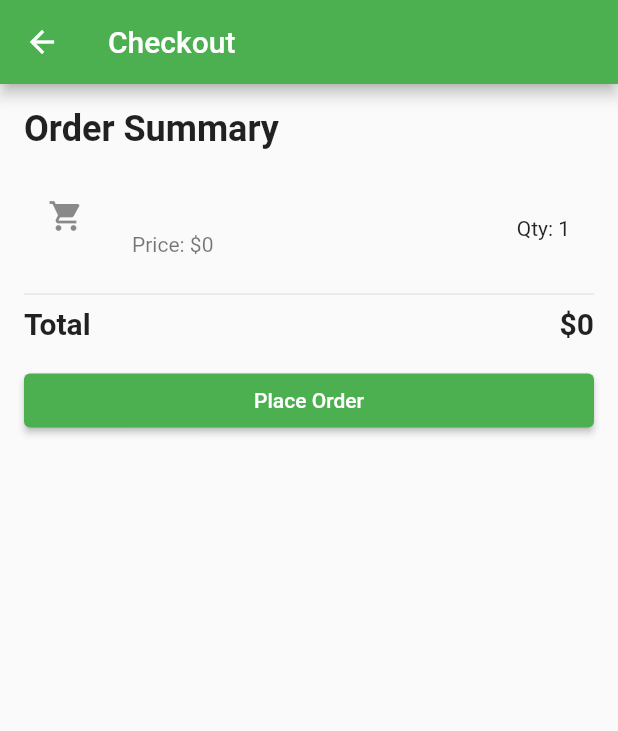
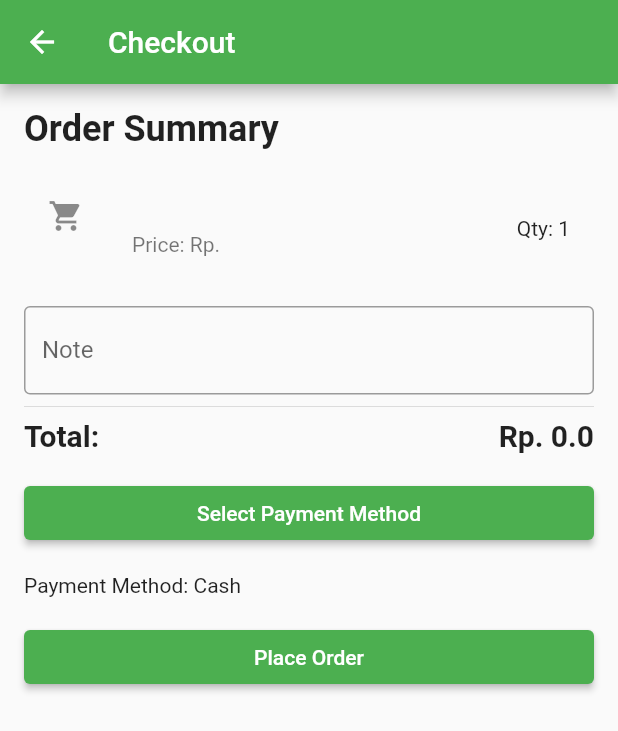
Before and after one commit to WarungSabeb/gojek, a Flutter app: the CheckoutPage screen opened directly, on a phone screen of 412 x 824 dp. Shown: the top 731 px of the screen. Run offline on Flutter 3.47's test engine with Material 2 defaults, Android fonts, the phone set to English and light mode, and no system bars; our stand-ins replace flutter_svg; statements that could not run were skipped.

Commit message:
Update checkout.dart

```diff
--- a/lib/main_screen/checkout.dart
+++ b/lib/main_screen/checkout.dart
@@ -1,6 +1,6 @@
 import 'package:flutter/material.dart';
 
-class CheckoutPage extends StatelessWidget {
+class CheckoutPage extends StatefulWidget {
   final String foodName;
   final String foodPrice;
   final int quantity;
@@ -12,11 +12,76 @@ class CheckoutPage extends StatelessWidget {
   });
 
   @override
+  _CheckoutPageState createState() => _CheckoutPageState();
+}
+
+class _CheckoutPageState extends State<CheckoutPage> {
+  double totalPrice = 0.0;
+  TextEditingController noteController = TextEditingController();
+  String paymentMethod = 'Cash';
+
+  @override
+  void initState() {
+    super.initState();
+    calculateTotalPrice();
+  }
+
+  void calculateTotalPrice() {
+    double price = double.parse(widget.foodPrice);
+    totalPrice = price * widget.quantity;
+  }
+
+  void showPaymentDialog(BuildContext context) {
+    showDialog(
+      context: context,
+      builder: (BuildContext context) {
+        return AlertDialog(
+          title: Text('Payment Method'),
+          content: Column(
+            mainAxisSize: MainAxisSize.min,
+            children: [
+              RadioListTile(
+                title: Text('Cash'),
+                value: 'Cash',
+                groupValue: paymentMethod,
+                onChanged: (value) {
+                  setState(() {
+                    paymentMethod = value.toString();
+                  });
+                  Navigator.pop(context);
+                },
+              ),
+              RadioListTile(
+                title: Text('Credit Card'),
+                value: 'Credit Card',
+                groupValue: paymentMethod,
+                onChanged: (value) {
+                  setState(() {
+                    paymentMethod = value.toString();
+                  });
+                  Navigator.pop(context);
+                },
+              ),
+              RadioListTile(
+                title: Text('Bank Transfer'),
+                value: 'Bank Transfer',
+                groupValue: paymentMethod,
+                onChanged: (value) {
+                  setState(() {
+                    paymentMethod = value.toString();
+                  });
+                  Navigator.pop(context);
+                },
+              ),
+            ],
+          ),
+        );
+      },
+    );
+  }
+
+  @override
   Widget build(BuildContext context) {
-    int totalPrice = int.tryParse(foodPrice) ?? 0;
-    int itemQuantity = quantity ;
-    int subtotal = totalPrice * itemQuantity;
-
     return Scaffold(
       appBar: AppBar(
         title: Text('Checkout'),
@@ -33,28 +98,52 @@ class CheckoutPage extends StatelessWidget {
             SizedBox(height: 16.0),
             ListTile(
               leading: Icon(Icons.shopping_cart),
-              title: Text(foodName),
-              subtitle: Text('Price: \$${totalPrice * itemQuantity}'),
-              trailing: Text('Qty: $itemQuantity'),
+              title: Text(widget.foodName),
+              subtitle: Text('Price: Rp. ${widget.foodPrice}'),
+              trailing: Text('Qty: ${widget.quantity}'),
             ),
+            SizedBox(height: 16.0),
+            TextField(
+              controller: noteController,
+              decoration: InputDecoration(
+                labelText: 'Note',
+                border: OutlineInputBorder(),
+              ),
+            ),
+
             Divider(),
             Row(
               mainAxisAlignment: MainAxisAlignment.spaceBetween,
               children: [
                 Text(
-                  'Total',
+                  'Total:',
                   style: TextStyle(fontSize: 20, fontWeight: FontWeight.bold),
                 ),
                 Text(
-                  '\$${subtotal}',
+                  'Rp. $totalPrice',
                   style: TextStyle(fontSize: 20, fontWeight: FontWeight.bold),
                 ),
               ],
             ),
+
             SizedBox(height: 16.0),
             ElevatedButton(
               onPressed: () {
-                // Logic for placing the order
+                showPaymentDialog(context);
+              },
+              child: Text('Select Payment Method'),
+            ),
+            SizedBox(height: 16.0),
+            Text(
+              'Payment Method: $paymentMethod',
+              style: TextStyle(fontSize: 14),
+            ),
+            SizedBox(height: 16.0),
+            ElevatedButton(
+              onPressed: () {
+                // ignore: unused_local_variable
+                String note = noteController.text;
+                // Logic for placing the order with the selected payment method and note
               },
               child: Text('Place Order'),
             ),
```
